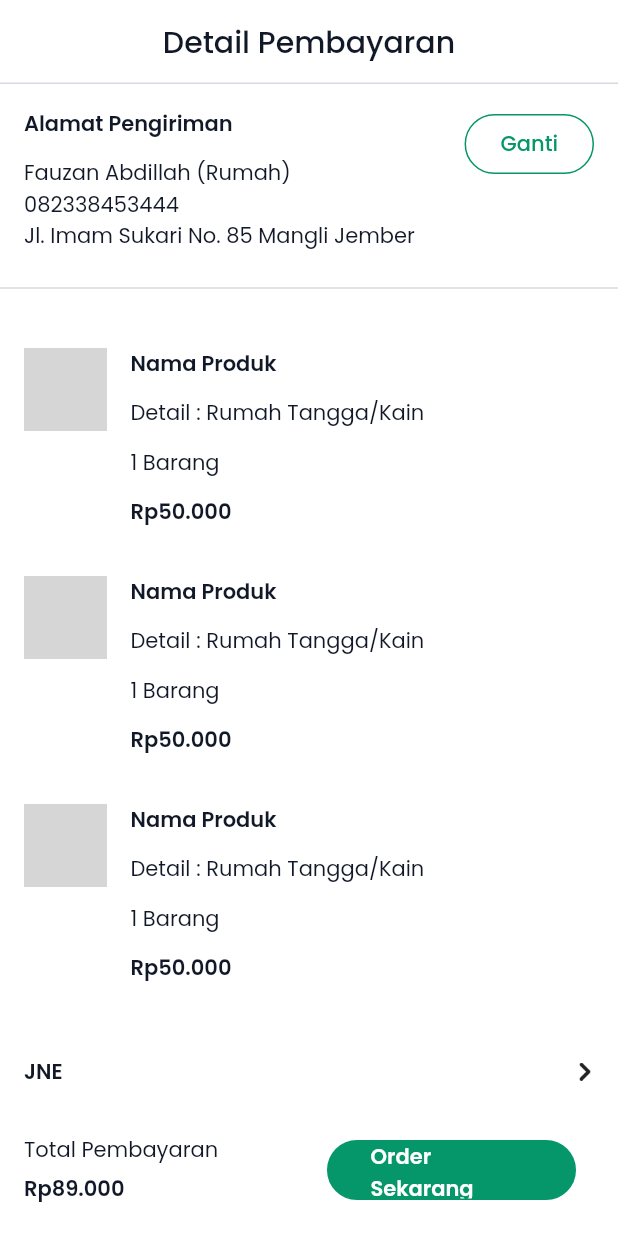
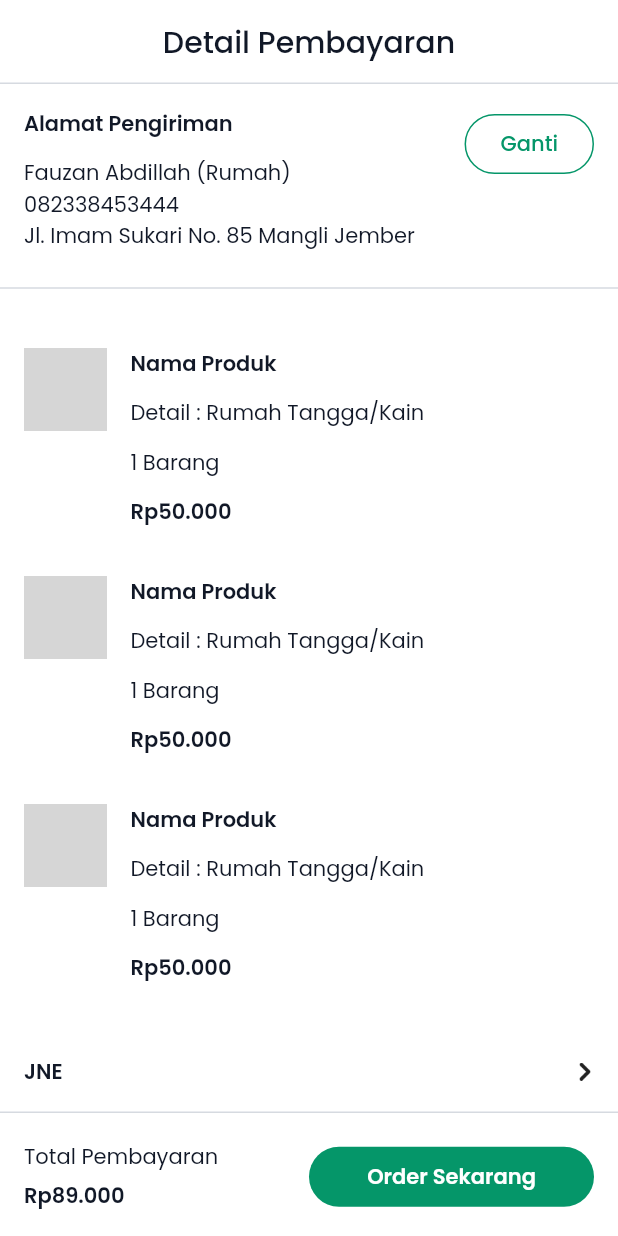
Before and after one commit to Ecowave-Alterra/ecowave-flutter, a Flutter app: the screen it shows after launch, on a phone screen of 412 x 824 dp. Run offline on Flutter 3.47's test engine with Material 2 defaults, Android fonts, the phone set to English and light mode, and no system bars; our stand-ins replace another_flushbar, flutter_bloc, get_it, google_fonts, lottie; network calls fail; grey boxes are pictures that could not be loaded.

Commit message:
edit button style

```diff
--- a/lib/core/widgets/form_button.dart
+++ b/lib/core/widgets/form_button.dart
@@ -2,10 +2,10 @@ part of 'package:ecowave/core.dart';
 
 class EcoFormButton extends StatelessWidget {
   final String label;
-  final void Function() onPressed;
+  final void Function()? onPressed;
   final Color? backgroundColor;
   final Color? textColor;
-  final Color? borderColor;
+  final BoxBorder? border;
   final double? width;
   final double? height;
 
@@ -15,25 +15,25 @@ class EcoFormButton extends StatelessWidget {
     required this.onPressed,
     this.backgroundColor,
     this.textColor,
-    this.borderColor,
+    this.border,
     this.width,
     this.height,
   });
 
   @override
   Widget build(BuildContext context) {
-    return TextButton(
-      clipBehavior: Clip.none,
-      onPressed: onPressed,
-      child: Container(
-        height: height ?? 40.0,
-        width: width ?? MediaQuery.of(context).size.width,
-        padding: const EdgeInsets.symmetric(horizontal: 28.0),
-        decoration: BoxDecoration(
-          border: Border.all(color: borderColor ?? AppColors.primary500),
-          borderRadius: BorderRadius.circular(AppSizes.radiusButton),
-          color: backgroundColor ?? AppColors.primary500,
-        ),
+    return Container(
+      height: height ?? 40.0,
+      width: width ?? MediaQuery.of(context).size.width,
+      decoration: BoxDecoration(
+        border: border,
+        borderRadius: BorderRadius.circular(AppSizes.radiusButton),
+        color: onPressed == null
+            ? backgroundColor?.withOpacity(0.5) ?? AppColors.primary300
+            : backgroundColor ?? AppColors.primary500,
+      ),
+      child: TextButton(
+        onPressed: onPressed,
         child: Center(
           child: Text(
             label,
```
